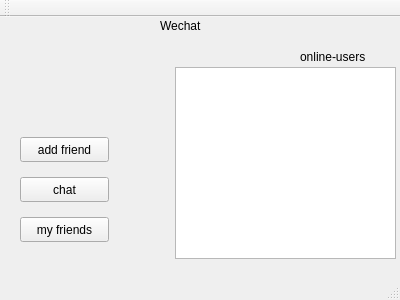
Before: the Qt Designer form wechat-client/wechat_client.ui in snowroll/Wechat-Lab, drawn with Qt 5.
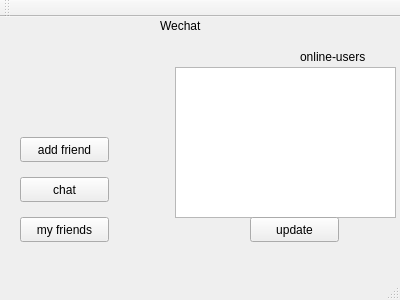
After: the same form once the commit is applied.

```diff
--- a/wechat-client/wechat_client.ui
+++ b/wechat-client/wechat_client.ui
@@ -46,7 +46,7 @@
       <x>175</x>
       <y>50</y>
       <width>221</width>
-      <height>192</height>
+      <height>151</height>
      </rect>
     </property>
    </widget>
@@ -89,6 +89,19 @@
      <string>my friends</string>
     </property>
    </widget>
+   <widget class="QPushButton" name="update_btn">
+    <property name="geometry">
+     <rect>
+      <x>250</x>
+      <y>200</y>
+      <width>89</width>
+      <height>25</height>
+     </rect>
+    </property>
+    <property name="text">
+     <string>update</string>
+    </property>
+   </widget>
   </widget>
   <widget class="QMenuBar" name="menuBar">
    <property name="geometry">
```
